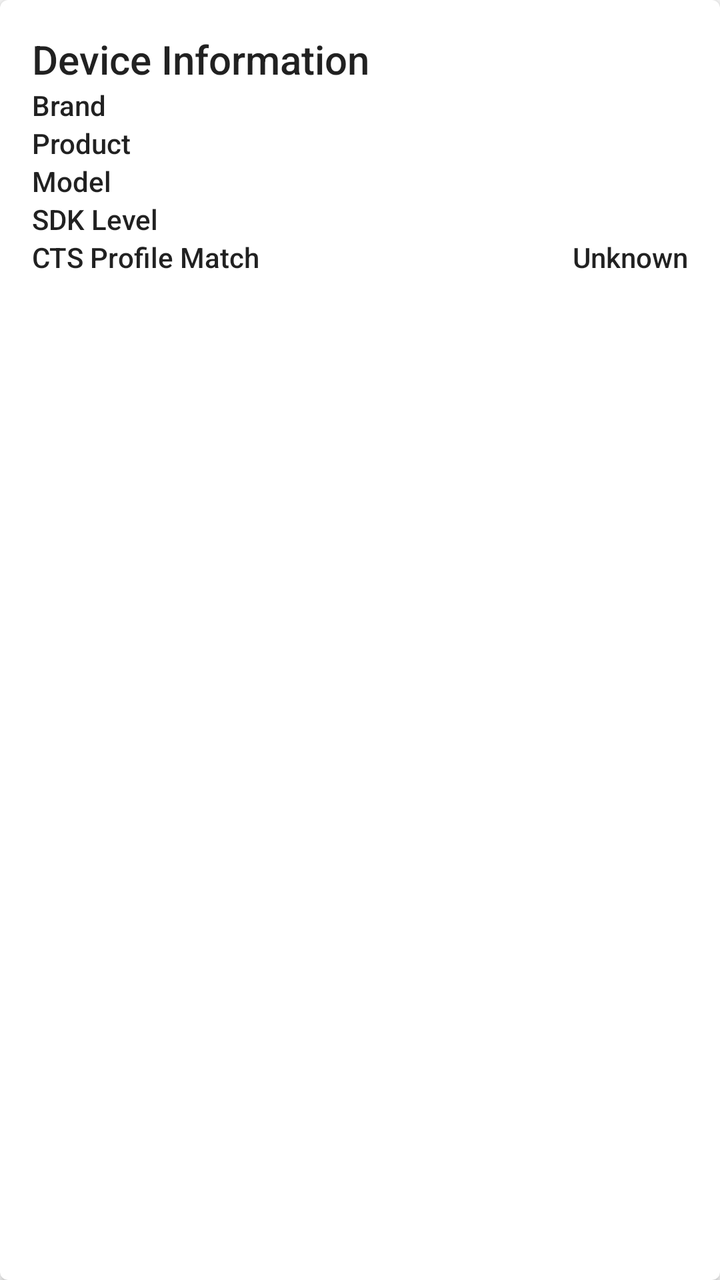
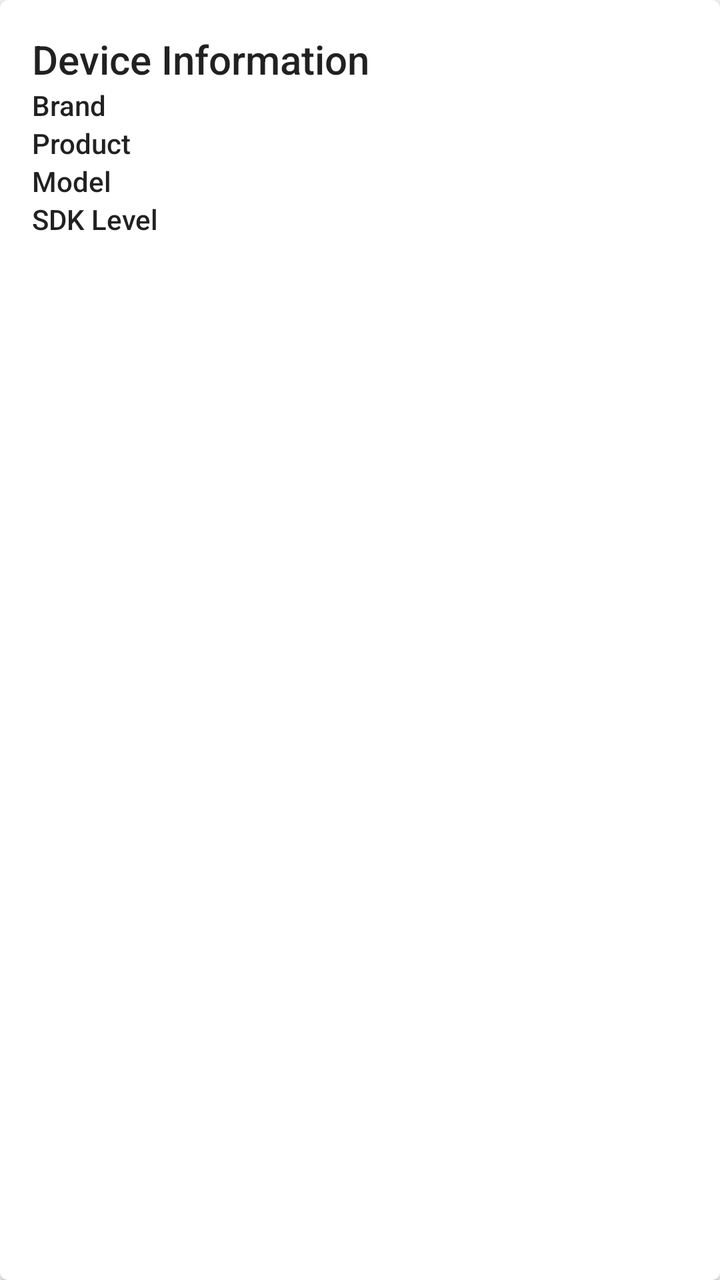

Two renders of the same Android screen: before a commit and after it. Below are the layout's source before the change and the commit's diff.
<!-- AndroidManifest.xml: application theme AppTheme -->
<!-- res/layout/fragment_info.xml -->
<android.support.v7.widget.CardView xmlns:android="http://schemas.android.com/apk/res/android"
    xmlns:app="http://schemas.android.com/apk/res-auto"
    xmlns:tools="http://schemas.android.com/tools"
    android:id="@+id/card_view"
    android:layout_width="wrap_content"
    android:layout_height="wrap_content"
    android:layout_gravity="center"
    android:layout_margin="4dp"
    android:minHeight="@dimen/box_min_height"
    android:minWidth="@dimen/box_min_width"
    app:cardCornerRadius="4dp"
    app:layout_columnWeight="1"
    app:layout_rowWeight="1"
    tools:context="com.androidfung.drminfo.InfoFragment">

    <LinearLayout
        android:layout_width="match_parent"
        android:layout_height="match_parent"
        android:layout_margin="16dp"
        android:orientation="vertical">

        <TextView
            android:layout_width="wrap_content"
            android:layout_height="wrap_content"
            android:text="@string/text_device_information"
            android:textAppearance="@style/TextAppearance.AppCompat.Title" />

        <GridLayout
            android:layout_width="match_parent"
            android:layout_height="wrap_content"
            android:columnCount="2">

            <TextView
                android:layout_width="wrap_content"
                android:layout_height="wrap_content"
                android:text="@string/text_brand"
                android:textAppearance="@style/TextAppearance.AppCompat.Body2" />

            <TextView
                android:id="@+id/textview_brand"
                android:layout_width="wrap_content"
                android:layout_height="wrap_content"
                android:layout_gravity="end"
                android:textAppearance="@style/TextAppearance.AppCompat.Body2" />

            <TextView
                android:layout_width="wrap_content"
                android:layout_height="wrap_content"
                android:text="@string/text_product"
                android:textAppearance="@style/TextAppearance.AppCompat.Body2" />

            <TextView
                android:id="@+id/textview_product"
                android:layout_width="wrap_content"
                android:layout_height="wrap_content"
                android:layout_gravity="end"
                android:textAppearance="@style/TextAppearance.AppCompat.Body2" />

            <TextView
                android:layout_width="wrap_content"
                android:layout_height="wrap_content"
                android:text="@string/text_model"
                android:textAppearance="@style/TextAppearance.AppCompat.Body2" />

            <TextView
                android:id="@+id/textview_model"
                android:layout_width="wrap_content"
                android:layout_height="wrap_content"
                android:layout_gravity="end"
                android:textAppearance="@style/TextAppearance.AppCompat.Body2" />

            <TextView
                android:layout_width="wrap_content"
                android:layout_height="wrap_content"
                android:text="@string/text_sdk_level"
                android:textAppearance="@style/TextAppearance.AppCompat.Body2" />

            <TextView
                android:id="@+id/textview_sdk_level"
                android:layout_width="wrap_content"
                android:layout_height="wrap_content"
                android:layout_gravity="end"
                android:textAppearance="@style/TextAppearance.AppCompat.Body2" />

            <TextView
                android:layout_width="wrap_content"
                android:layout_height="wrap_content"
                android:text="@string/label_cts_profile_match"
                android:textAppearance="@style/TextAppearance.AppCompat.Body2" />

            <TextView
                android:id="@+id/textview_cts_profile_match"
                android:layout_width="wrap_content"
                android:layout_height="wrap_content"
                android:layout_gravity="end"
                android:text="@string/text_unknown"
                android:textAppearance="@style/TextAppearance.AppCompat.Body2" />
        </GridLayout>

    </LinearLayout>
</android.support.v7.widget.CardView>
<!-- resources referenced by this layout -->
<resources>
  <dimen name="box_min_height">80dp</dimen>
  <dimen name="box_min_width">320dp</dimen>
  <string name="label_cts_profile_match">CTS Profile Match</string>
  <string name="text_brand">Brand</string>
  <string name="text_device_information">Device Information</string>
  <string name="text_model">Model</string>
  <string name="text_product">Product</string>
  <string name="text_sdk_level">SDK Level</string>
  <string name="text_unknown">Unknown</string>
  <style name="AppTheme" parent="Theme.AppCompat.DayNight.DarkActionBar">
          
          <item name="colorPrimary">@color/primary</item>
          <item name="colorPrimaryDark">@color/primary_dark</item>
          <item name="colorAccent">@color/accent</item>
      </style>
  <color name="primary">#FFC107</color>
  <color name="primary_dark">#FFA000</color>
  <color name="accent">#FF5722</color>
</resources>

<!-- the commit's change to res/layout/fragment_info.xml (unified diff, before → after) -->
@@ -82,19 +82,7 @@
                 android:layout_gravity="end"
                 android:textAppearance="@style/TextAppearance.AppCompat.Body2" />
 
-            <TextView
-                android:layout_width="wrap_content"
-                android:layout_height="wrap_content"
-                android:text="@string/label_cts_profile_match"
-                android:textAppearance="@style/TextAppearance.AppCompat.Body2" />
 
-            <TextView
-                android:id="@+id/textview_cts_profile_match"
-                android:layout_width="wrap_content"
-                android:layout_height="wrap_content"
-                android:layout_gravity="end"
-                android:text="@string/text_unknown"
-                android:textAppearance="@style/TextAppearance.AppCompat.Body2" />
         </GridLayout>
 
     </LinearLayout>
<!-- resource entries referenced after the edit -->
@@ -1,14 +1,12 @@
 <!-- resources referenced by this layout -->
 <resources>
   <dimen name="box_min_height">80dp</dimen>
-  <dimen name="box_min_width">320dp</dimen>
-  <string name="label_cts_profile_match">CTS Profile Match</string>
+  <dimen name="box_min_width">360dp</dimen>
   <string name="text_brand">Brand</string>
   <string name="text_device_information">Device Information</string>
   <string name="text_model">Model</string>
   <string name="text_product">Product</string>
   <string name="text_sdk_level">SDK Level</string>
-  <string name="text_unknown">Unknown</string>
   <style name="AppTheme" parent="Theme.AppCompat.DayNight.DarkActionBar">
           
           <item name="colorPrimary">@color/primary</item>
